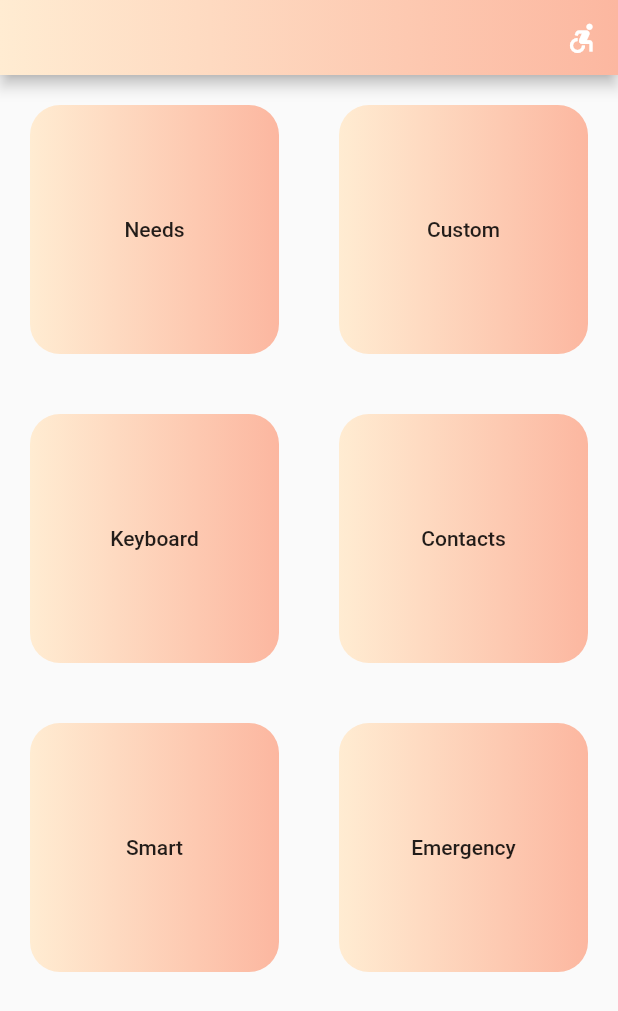
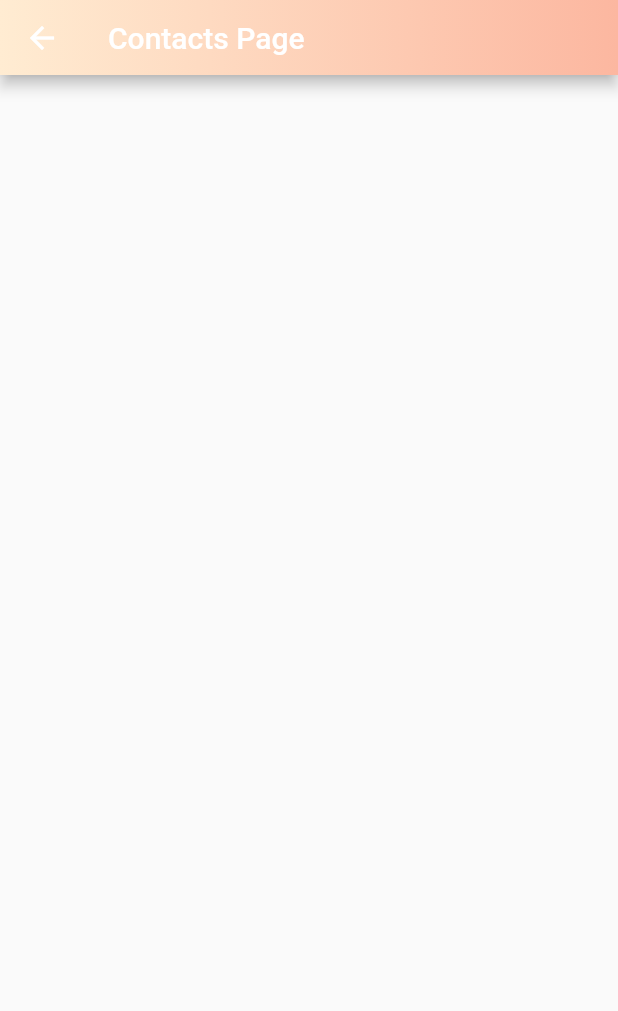
Before and after one commit to andesob/Enabled-app, a Flutter app: the screen it shows after launch, after a tap on "Needs", on a phone screen of 412 x 824 dp. Shown: the top 1011 px of the screen. Run offline on Flutter 3.47's test engine with Material 2 defaults, Android fonts, the phone set to English and light mode, and no system bars; our stand-ins replace gradient_app_bar.

Commit message:
started on Contacts

```diff
--- /dev/null
+++ b/lib/Contacts/contacts.dart
@@ -0,0 +1,61 @@
+import 'package:flutter/cupertino.dart';
+import 'package:flutter/material.dart';
+import 'package:gradient_app_bar/gradient_app_bar.dart';
+
+class contacts extends StatefulWidget {
+  contacts({Key key, this.title}) : super(key: key);
+
+  final String title;
+
+  @override
+  State<StatefulWidget> createState() => _contactState();
+}
+
+class _contactState extends State<contacts> {
+  @override
+  Widget build(BuildContext context) {
+    const Color lightPeach = Color(0xffffecd2);
+    const Color darkPeach = Color(0xfffcb7a0);
+    var isPortrait = MediaQuery.of(context).orientation == Orientation.portrait;
+
+    return Container(
+      decoration: new BoxDecoration(
+          gradient: new LinearGradient(
+              begin: Alignment.topLeft,
+              end: Alignment.topRight,
+              stops: [0.0, 1.0],
+              colors: [lightPeach, darkPeach])),
+      child: Scaffold(
+        appBar: PreferredSize(
+          preferredSize: Size.fromHeight(isPortrait ? 50 : 30),
+          child: GradientAppBar(
+            title: Text("Contacts Page"),
+            // Here we take the value from the MyHomePage object that was created by
+            // the App.build method, and use it to set our appbar title.
+            gradient: LinearGradient(colors: [lightPeach, darkPeach]),
+          ),
+        ),
+      ),
+    );
+    throw UnimplementedError();
+  }
+}
+
+abstract class ListItem {
+  /// The title line to show in a list item.
+  Widget buildTitle(BuildContext context);
+
+  /// The subtitle line, if any, to show in a list item.
+  Widget buildSubtitle(BuildContext context);
+}
+
+class MessageItem implements ListItem{
+  final String sender;
+  final String body;
+
+  MessageItem(this.sender, this.body);
+
+  Widget buildTitle(BuildContext context) => Text(sender);
+
+  Widget buildSubtitle(BuildContext context) => Text(body);
+  }
--- a/lib/main.dart
+++ b/lib/main.dart
@@ -76,6 +76,7 @@ class _MyHomePageState extends State<MyHomePage> {
         appBar: PreferredSize(
           preferredSize: Size.fromHeight(isPortrait ? 50 : 30),
           child: GradientAppBar(
+            title: Text("Home Page"),
             // Here we take the value from the MyHomePage object that was created by
             // the App.build method, and use it to set our appbar title.
             gradient: LinearGradient(colors: [lightPeach, darkPeach]),
@@ -93,6 +94,7 @@ class _MyHomePageState extends State<MyHomePage> {
             ],
           ),
         ),
+
         body: GridView.count(
             shrinkWrap: true,
             crossAxisCount: isPortrait ? 2 : 3,
--- a/lib/mainPageButton.dart
+++ b/lib/mainPageButton.dart
@@ -1,3 +1,6 @@
+import 'dart:core';
+
+import 'package:enabled_app/Contacts/contacts.dart';
 import 'package:flutter/material.dart';
 
 class MainPageButton extends StatelessWidget {
@@ -23,8 +26,11 @@ class MainPageButton extends StatelessWidget {
         ),
       ),
       child: FlatButton(
+        highlightColor: Color(0xffffff),
         child: new Text(text),
-        onPressed: () {},
+        onPressed: () {
+          Navigator.push(context, MaterialPageRoute(builder: (context) => contacts()),
+        );},
       ),
     );
   }
```
Also changed, not shown: 2 other files.
